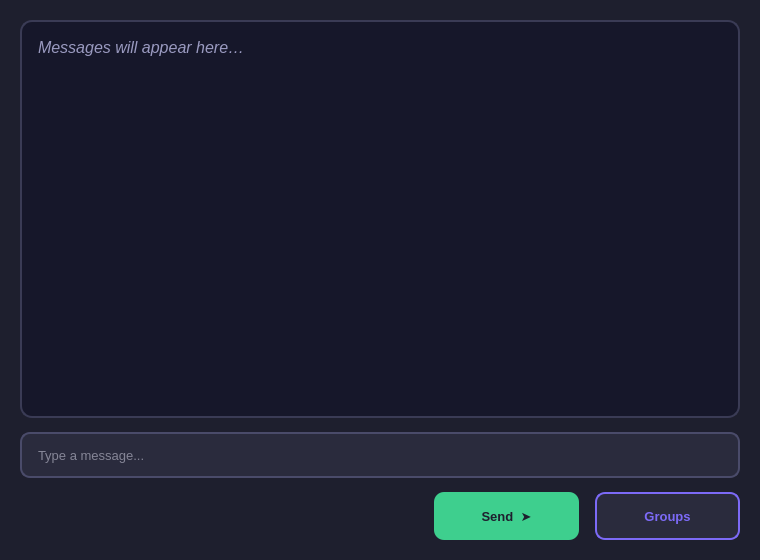
Above: src/gui/ChatWindow.ui from marwanH1795/Campus-Connect-Project-Sara---Karim---Mohamed---Marwan- before the change. Below: the same form after it.
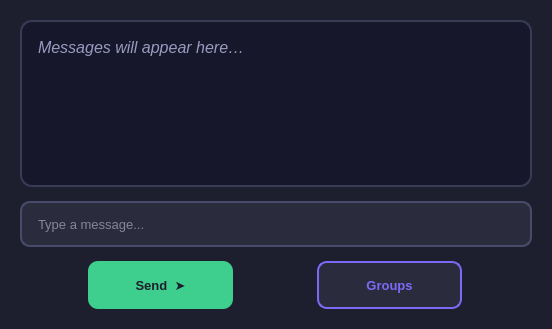
That is the form after the change.

```diff
--- a/src/gui/ChatWindow.ui
+++ b/src/gui/ChatWindow.ui
@@ -7,11 +7,10 @@
    <rect>
     <x>0</x>
     <y>0</y>
-    <width>760</width>
-    <height>560</height>
+    <width>552</width>
+    <height>329</height>
    </rect>
   </property>
-
   <property name="windowTitle">
    <string>Campus Connect - Chat</string>
   </property>
@@ -134,13 +133,14 @@
      <property name="font">
       <font>
        <family>Segoe UI</family>
-       <pointsize>12</pointsize>
       </font>
      </property>
      <property name="html">
-      <string>&lt;!DOCTYPE HTML&gt;&lt;html&gt;&lt;body style="font-family:'Segoe UI'; font-size:12pt; color:#9a9ac0;"&gt;
-      &lt;p style="margin:6px 0;"&gt;&lt;i&gt;Messages will appear here…&lt;/i&gt;&lt;/p&gt;
-      &lt;/body&gt;&lt;/html&gt;</string>
+      <string>&lt;!DOCTYPE HTML PUBLIC &quot;-//W3C//DTD HTML 4.0//EN&quot; &quot;http://www.w3.org/TR/REC-html40/strict.dtd&quot;&gt;
+&lt;html&gt;&lt;head&gt;&lt;meta name=&quot;qrichtext&quot; content=&quot;1&quot; /&gt;&lt;meta charset=&quot;utf-8&quot; /&gt;&lt;style type=&quot;text/css&quot;&gt;
+p, li { white-space: pre-wrap; }
+&lt;/style&gt;&lt;/head&gt;&lt;body style=&quot; font-family:'Segoe UI','Arial','sans-serif'; font-size:13px;&quot;&gt;
+&lt;p style=&quot; margin-top:6px; margin-bottom:6px;&quot;&gt;&lt;span style=&quot; font-family:'Segoe UI'; font-size:12pt; font-style:italic; color:#9a9ac0;&quot;&gt;Messages will appear here…&lt;/span&gt;&lt;/p&gt;&lt;/body&gt;&lt;/html&gt;</string>
      </property>
     </widget>
    </item>
@@ -164,21 +164,6 @@
      <property name="spacing">
       <number>16</number>
      </property>
-
-     <item>
-      <spacer name="horizontalSpacer">
-       <property name="orientation">
-        <enum>Qt::Horizontal</enum>
-       </property>
-       <property name="sizeHint" stdset="0">
-        <size>
-         <width>40</width>
-         <height>20</height>
-        </size>
-       </property>
-      </spacer>
-     </item>
-
      <item>
       <widget class="QPushButton" name="sendButton">
        <property name="minimumSize">
```
Left out of the diff: 22 changed lines with no effect on the pictures.
